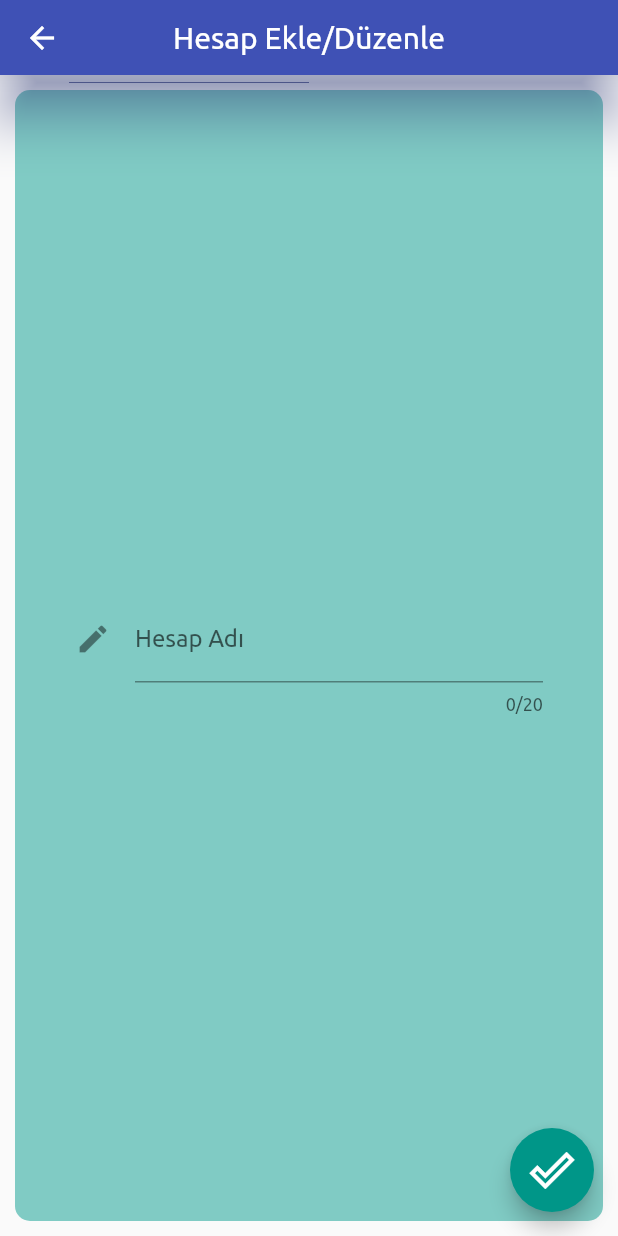
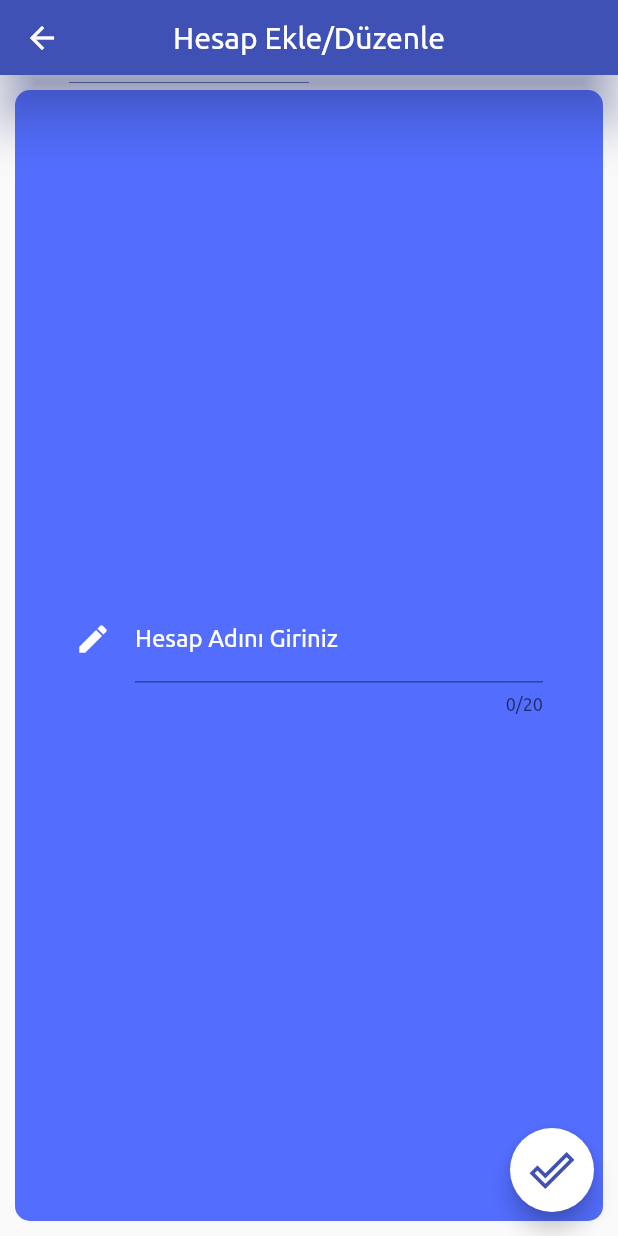
Before and after one commit to fatihatagunn/wepurse, a Flutter app: the AddAccountPage screen opened directly, on a phone screen of 412 x 824 dp. Run offline on Flutter 3.47's test engine with Material 2 defaults, Android fonts, the phone set to English and light mode, and no system bars; our stand-ins replace date_format.

Commit message:
Unfinished version of add_account_page.dart .

```diff
--- a/lib/ui/add_account_page.dart
+++ b/lib/ui/add_account_page.dart
@@ -32,7 +32,7 @@ class AddAccountPageState extends State<AddAccountPage> {
         body: Container(
           margin: EdgeInsets.all(10.0),
           decoration: BoxDecoration(
-            color: Colors.teal.shade200,
+            color: Colors.indigoAccent,
             borderRadius: BorderRadius.circular(10),
 
             //shape: BoxShape.circle,
@@ -43,21 +43,26 @@ class AddAccountPageState extends State<AddAccountPage> {
               Padding(
                 padding: const EdgeInsets.all(40.0),
                 child: TextField(
-                  //textAlign: TextAlign.center,
                   maxLength: 20,
                   maxLengthEnforced: true,
-                  onSubmitted: (String s) => debugPrint("On Submit: $s"),
                   focusNode: _focusNode,
-
                   decoration: InputDecoration(
-                    labelText: "Hesap Adı",
-                    hintText: "Hesap Adınızı Giriniz",
-                    icon: Icon(Icons.edit),
+                    labelText: "Hesap Adını Giriniz",
+                    labelStyle: TextStyle(
+                      color: Colors.white,
+                    ),
+                    icon: Icon(
+                      Icons.edit,
+                      color: Colors.white,
+                    ),
+                    focusedBorder: OutlineInputBorder(
+                      borderSide: BorderSide(
+                        color: Colors.white,
+                      ),
+                    ),
                   ),
                 ),
               ),
-
-
             ],
           ),
         ),
@@ -65,9 +70,10 @@ class AddAccountPageState extends State<AddAccountPage> {
           child: Icon(
             Icons.done_outline_outlined,
             size: 30,
+            color: Colors.indigo,
           ),
-          backgroundColor: Colors.teal,
-          onPressed: (){},
+          backgroundColor: Colors.white,
+          onPressed: () {},
         ),
       ),
     );
```
